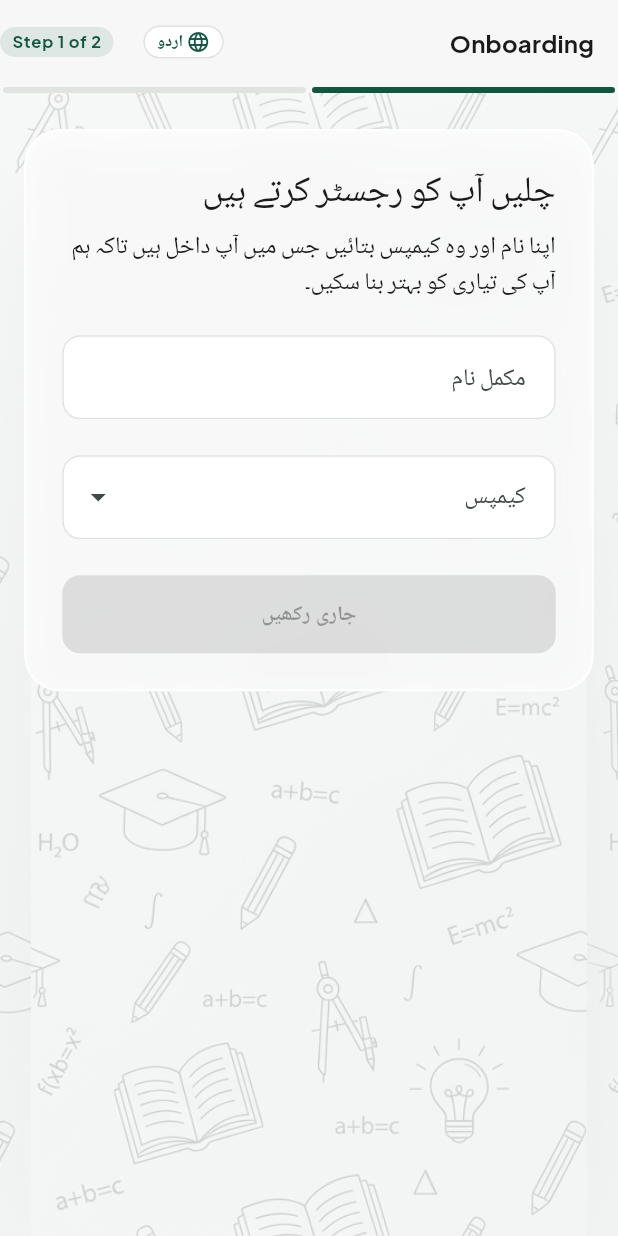
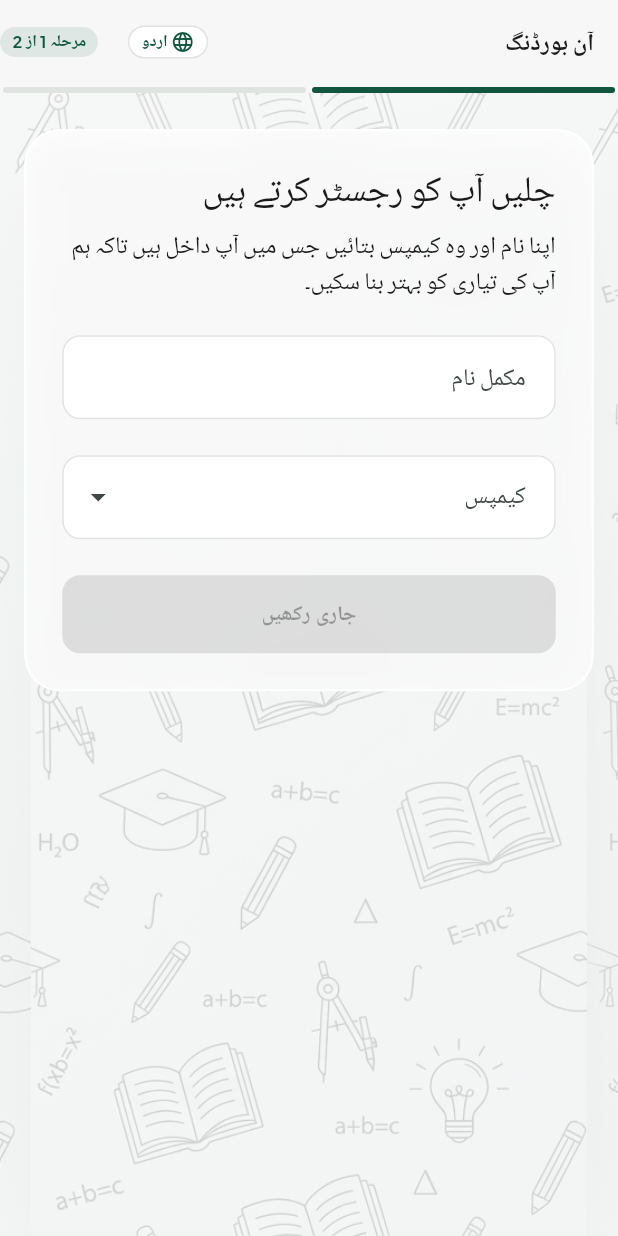
Before and after one commit to RizwanArshad845/Azeem-Book-App, a Flutter app: the StudentBasicInfoView screen opened by its route, after a tap on "EN", on a phone screen of 412 x 824 dp. Run offline on Flutter 3.47's test engine with Material 3 defaults, Android fonts, the phone set to English and light mode, and no system bars; drawn by our look-alikes of dropdown_search; our stand-ins replace dio, fl_chart, flutter_riverpod, flutter_secure_storage, freezed_annotation, get_it and 2 more; accounts and stored records are empty.

Commit message:
fix(l10n): localize language toggle and search hint in shared widgets
The EN/Urdu toggle pill rendered a hardcoded 'اردو' or 'EN' literal
in four different places instead of going through AppLocalizations,
and the campus/city dropdown's search box had a hardcoded 'Search'
hint. Both now read from context.l10n.

Co-Authored-By: Claude Sonnet 5 <noreply@anthropic.com>
Claude-Session: https://claude.ai/code/session_01ToBdAKbKddwGqXrPaDPHM5

```diff
--- a/lib/core/widgets/app_dropdown.dart
+++ b/lib/core/widgets/app_dropdown.dart
@@ -51,7 +51,7 @@ class AppDropdown<T> extends StatelessWidget {
         ),
         searchFieldProps: TextFieldProps(
           decoration: InputDecoration(
-            hintText: 'Search',
+            hintText: context.l10n.commonSearch,
             border: OutlineInputBorder(
               borderRadius: BorderRadius.circular(context.dimens.radiusMd),
             ),
--- a/lib/core/widgets/onboarding_scaffold.dart
+++ b/lib/core/widgets/onboarding_scaffold.dart
@@ -14,7 +14,7 @@ class OnboardingScaffold extends ConsumerWidget {
     required this.child,
     this.currentStep,
     this.totalSteps,
-    this.appBarTitle = 'Onboarding',
+    this.appBarTitle,
     this.onBack,
     this.useCardContainer = true,
     this.cardStyle,
@@ -23,7 +23,7 @@ class OnboardingScaffold extends ConsumerWidget {
   final Widget child;
   final int? currentStep;
   final int? totalSteps;
-  final String appBarTitle;
+  final String? appBarTitle;
   final VoidCallback? onBack;
 
   /// When false, allows the content to float on an open canvas without the outer OnboardingCard box.
@@ -44,7 +44,7 @@ class OnboardingScaffold extends ConsumerWidget {
           fit: BoxFit.scaleDown,
           alignment: Alignment.centerLeft,
           child: Text(
-            appBarTitle,
+            appBarTitle ?? context.l10n.onboardingDefaultTitle,
             style: context.textStyles.titleMedium?.copyWith(
               fontWeight: FontWeight.bold,
             ),
@@ -95,7 +95,7 @@ class OnboardingScaffold extends ConsumerWidget {
                     ),
                     SizedBox(width: context.dimens.xs / 2),
                     Text(
-                      isUrdu ? 'اردو' : 'EN',
+                      context.l10n.langToggleLabel,
                       style: context.textStyles.labelSmall?.copyWith(
                         color: context.colors.primary,
                         fontWeight: FontWeight.bold,
@@ -122,7 +122,10 @@ class OnboardingScaffold extends ConsumerWidget {
                         BorderRadius.circular(context.dimens.pillRadius),
                   ),
                   child: Text(
-                    'Step $currentStep of $totalSteps',
+                    context.l10n.onboardingStepOfTotal(
+                      currentStep!,
+                      totalSteps!,
+                    ),
                     style: context.textStyles.labelSmall?.copyWith(
                       color: context.colors.primary,
                       fontWeight: FontWeight.bold,
--- a/lib/presentation/auth/view/phone_entry_view.dart
+++ b/lib/presentation/auth/view/phone_entry_view.dart
@@ -104,7 +104,7 @@ class _PhoneEntryViewState extends ConsumerState<PhoneEntryView> {
                       ),
                       SizedBox(width: context.dimens.xs / 2),
                       Text(
-                        isUrdu ? 'اردو' : 'EN',
+                        context.l10n.langToggleLabel,
                         style: context.textStyles.labelSmall?.copyWith(
                           color: context.colors.primary,
                           fontWeight: FontWeight.bold,
--- a/lib/presentation/auth/view/role_select_view.dart
+++ b/lib/presentation/auth/view/role_select_view.dart
@@ -58,7 +58,7 @@ class RoleSelectView extends ConsumerWidget {
                       ),
                       SizedBox(width: context.dimens.xs / 2),
                       Text(
-                        isUrdu ? 'اردو' : 'EN',
+                        context.l10n.langToggleLabel,
                         style: context.textStyles.labelSmall?.copyWith(
                           color: context.colors.primary,
                           fontWeight: FontWeight.bold,
--- a/lib/presentation/teacher_overview/widgets/teacher_top_bar.dart
+++ b/lib/presentation/teacher_overview/widgets/teacher_top_bar.dart
@@ -18,8 +18,6 @@ class TeacherTopBar extends ConsumerWidget {
   @override
   Widget build(BuildContext context, WidgetRef ref) {
     final unreadCount = ref.watch(teacherUnreadNotificationsCountProvider);
-    final currentLocale = ref.watch(localeProvider);
-    final isUrdu = currentLocale?.languageCode == 'ur';
 
     return Row(
       crossAxisAlignment: CrossAxisAlignment.center,
@@ -87,7 +85,7 @@ class TeacherTopBar extends ConsumerWidget {
                     ),
                     SizedBox(width: context.dimens.xs / 2),
                     Text(
-                      isUrdu ? 'اردو' : 'EN',
+                      context.l10n.langToggleLabel,
                       style: context.textStyles.labelSmall?.copyWith(
                         fontWeight: FontWeight.bold,
                         color: context.colors.primary,
```
